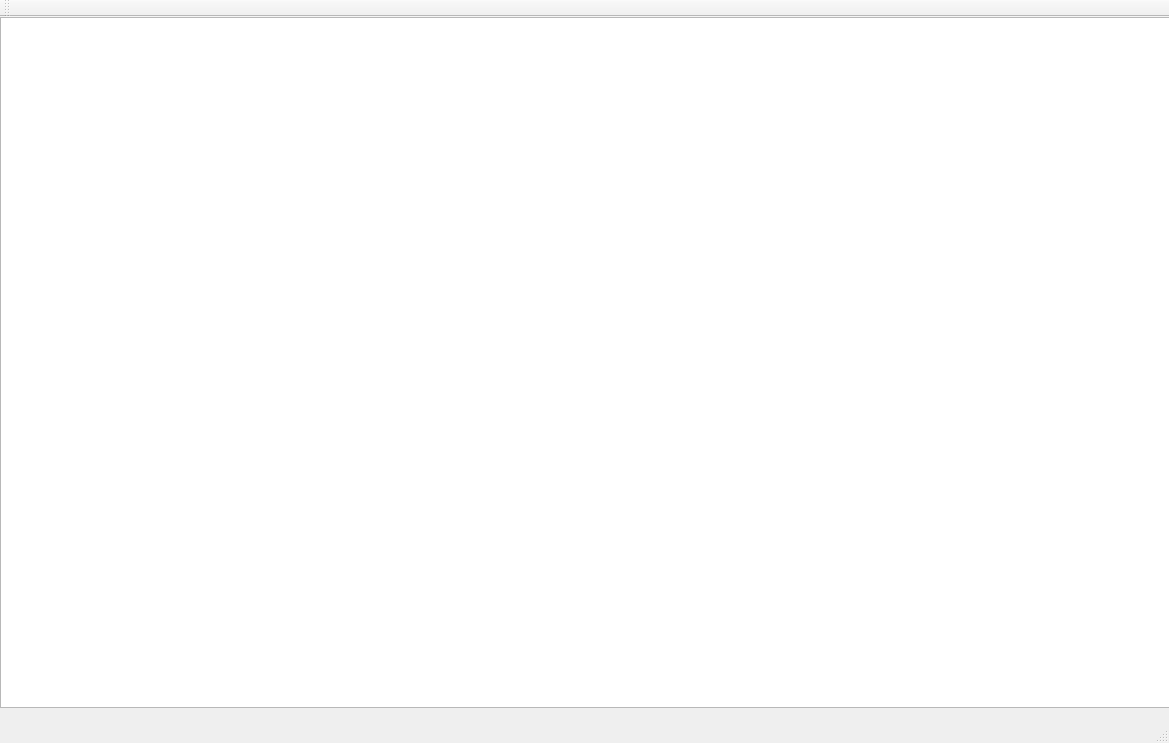
Above: mainwindow.ui from kr0st/fpgui before the change. Below: the same form after it.
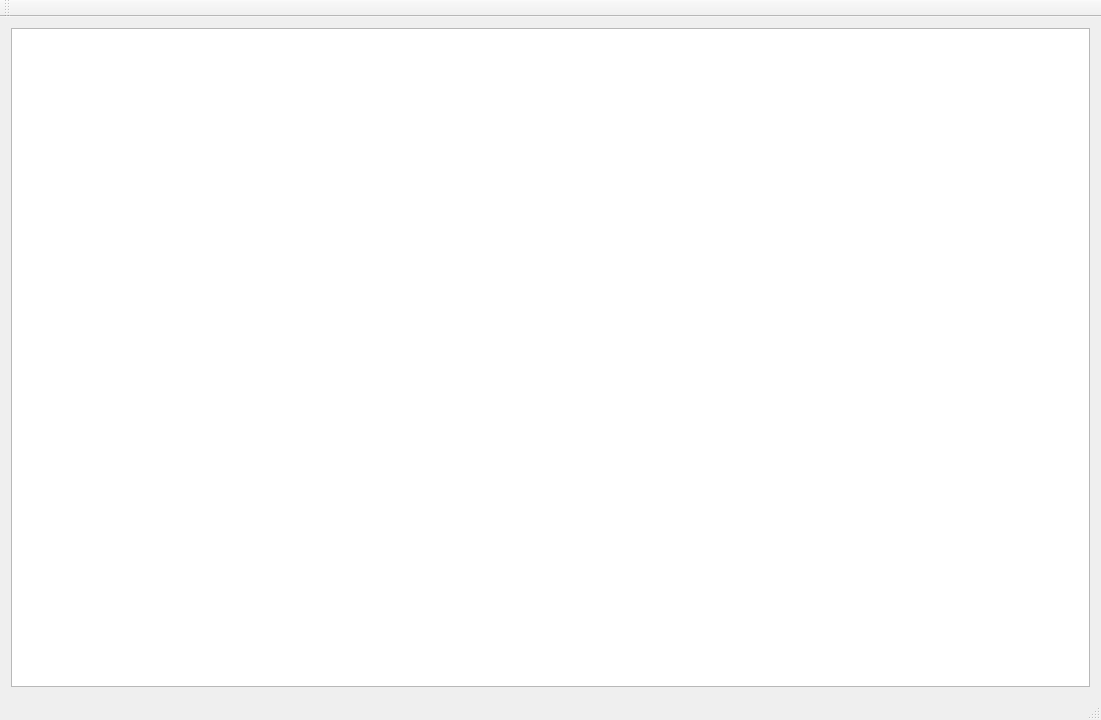
That is the form after the change.

Commit message: Default configuration implemented.

```diff
--- a/mainwindow.ui
+++ b/mainwindow.ui
@@ -6,24 +6,23 @@
    <rect>
     <x>0</x>
     <y>0</y>
-    <width>1169</width>
-    <height>743</height>
+    <width>1101</width>
+    <height>720</height>
    </rect>
   </property>
   <property name="windowTitle">
    <string>MainWindow</string>
   </property>
   <widget class="QWidget" name="centralWidget">
-   <widget class="QTableWidget" name="tableWidget">
-    <property name="geometry">
-     <rect>
-      <x>0</x>
-      <y>0</y>
-      <width>1171</width>
-      <height>691</height>
-     </rect>
-    </property>
-   </widget>
+   <layout class="QVBoxLayout" name="verticalLayout_2">
+    <item>
+     <layout class="QVBoxLayout" name="verticalLayout">
+      <item>
+       <widget class="QTableWidget" name="tableWidget"/>
+      </item>
+     </layout>
+    </item>
+   </layout>
   </widget>
   <widget class="QMenuBar" name="menuBar">
    <property name="geometry">
```
Left out of the diff: 2 changed lines with no effect on the pictures. The commit also changes 1 other file.
